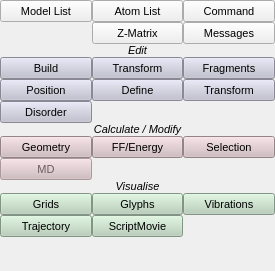
First picture: the form in src/gui/toolbox.ui, repository trisyoungs/aten, before the edit.
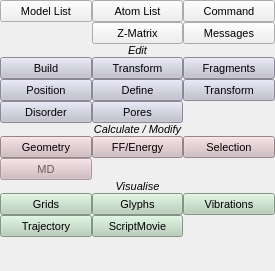
Second picture: the form after the edit. Icons and pictures are not drawn.

Commit message: Manual fully updated to contain capitalised command names, some old commands removed, and some missing commands added. Added Pores tool window (not yet functional).

The edit to the form file:
```diff
--- a/src/gui/toolbox.ui
+++ b/src/gui/toolbox.ui
@@ -6615,6 +6615,402 @@
         </property>
        </widget>
       </item>
+      <item row="7" column="1">
+       <widget class="QToolButton" name="PoresBuilderButton">
+        <property name="sizePolicy">
+         <sizepolicy hsizetype="Expanding" vsizetype="Fixed">
+          <horstretch>0</horstretch>
+          <verstretch>0</verstretch>
+         </sizepolicy>
+        </property>
+        <property name="minimumSize">
+         <size>
+          <width>0</width>
+          <height>22</height>
+         </size>
+        </property>
+        <property name="palette">
+         <palette>
+          <active>
+           <colorrole role="WindowText">
+            <brush brushstyle="SolidPattern">
+             <color alpha="255">
+              <red>0</red>
+              <green>0</green>
+              <blue>0</blue>
+             </color>
+            </brush>
+           </colorrole>
+           <colorrole role="Button">
+            <brush brushstyle="SolidPattern">
+             <color alpha="255">
+              <red>192</red>
+              <green>191</green>
+              <blue>207</blue>
+             </color>
+            </brush>
+           </colorrole>
+           <colorrole role="Light">
+            <brush brushstyle="SolidPattern">
+             <color alpha="255">
+              <red>255</red>
+              <green>255</green>
+              <blue>255</blue>
+             </color>
+            </brush>
+           </colorrole>
+           <colorrole role="Midlight">
+            <brush brushstyle="SolidPattern">
+             <color alpha="255">
+              <red>223</red>
+              <green>223</green>
+              <blue>231</blue>
+             </color>
+            </brush>
+           </colorrole>
+           <colorrole role="Dark">
+            <brush brushstyle="SolidPattern">
+             <color alpha="255">
+              <red>96</red>
+              <green>95</green>
+              <blue>103</blue>
+             </color>
+            </brush>
+           </colorrole>
+           <colorrole role="Mid">
+            <brush brushstyle="SolidPattern">
+             <color alpha="255">
+              <red>128</red>
+              <green>127</green>
+              <blue>138</blue>
+             </color>
+            </brush>
+           </colorrole>
+           <colorrole role="Text">
+            <brush brushstyle="SolidPattern">
+             <color alpha="255">
+              <red>0</red>
+              <green>0</green>
+              <blue>0</blue>
+             </color>
+            </brush>
+           </colorrole>
+           <colorrole role="BrightText">
+            <brush brushstyle="SolidPattern">
+             <color alpha="255">
+              <red>255</red>
+              <green>255</green>
+              <blue>255</blue>
+             </color>
+            </brush>
+           </colorrole>
+           <colorrole role="ButtonText">
+            <brush brushstyle="SolidPattern">
+             <color alpha="255">
+              <red>0</red>
+              <green>0</green>
+              <blue>0</blue>
+             </color>
+            </brush>
+           </colorrole>
+           <colorrole role="Base">
+            <brush brushstyle="SolidPattern">
+             <color alpha="255">
+              <red>255</red>
+              <green>255</green>
+              <blue>255</blue>
+             </color>
+            </brush>
+           </colorrole>
+           <colorrole role="Window">
+            <brush brushstyle="SolidPattern">
+             <color alpha="255">
+              <red>192</red>
+              <green>191</green>
+              <blue>207</blue>
+             </color>
+            </brush>
+           </colorrole>
+           <colorrole role="Shadow">
+            <brush brushstyle="SolidPattern">
+             <color alpha="255">
+              <red>0</red>
+              <green>0</green>
+              <blue>0</blue>
+             </color>
+            </brush>
+           </colorrole>
+           <colorrole role="AlternateBase">
+            <brush brushstyle="SolidPattern">
+             <color alpha="255">
+              <red>223</red>
+              <green>223</green>
+              <blue>231</blue>
+             </color>
+            </brush>
+           </colorrole>
+          </active>
+          <inactive>
+           <colorrole role="WindowText">
+            <brush brushstyle="SolidPattern">
+             <color alpha="255">
+              <red>0</red>
+              <green>0</green>
+              <blue>0</blue>
+             </color>
+            </brush>
+           </colorrole>
+           <colorrole role="Button">
+            <brush brushstyle="SolidPattern">
+             <color alpha="255">
+              <red>192</red>
+              <green>191</green>
+              <blue>207</blue>
+             </color>
+            </brush>
+           </colorrole>
+           <colorrole role="Light">
+            <brush brushstyle="SolidPattern">
+             <color alpha="255">
+              <red>255</red>
+              <green>255</green>
+              <blue>255</blue>
+             </color>
+            </brush>
+           </colorrole>
+           <colorrole role="Midlight">
+            <brush brushstyle="SolidPattern">
+             <color alpha="255">
+              <red>223</red>
+              <green>223</green>
+              <blue>231</blue>
+             </color>
+            </brush>
+           </colorrole>
+           <colorrole role="Dark">
+            <brush brushstyle="SolidPattern">
+             <color alpha="255">
+              <red>96</red>
+              <green>95</green>
+              <blue>103</blue>
+             </color>
+            </brush>
+           </colorrole>
+           <colorrole role="Mid">
+            <brush brushstyle="SolidPattern">
+             <color alpha="255">
+              <red>128</red>
+              <green>127</green>
+              <blue>138</blue>
+             </color>
+            </brush>
+           </colorrole>
+           <colorrole role="Text">
+            <brush brushstyle="SolidPattern">
+             <color alpha="255">
+              <red>0</red>
+              <green>0</green>
+              <blue>0</blue>
+             </color>
+            </brush>
+           </colorrole>
+           <colorrole role="BrightText">
+            <brush brushstyle="SolidPattern">
+             <color alpha="255">
+              <red>255</red>
+              <green>255</green>
+              <blue>255</blue>
+             </color>
+            </brush>
+           </colorrole>
+           <colorrole role="ButtonText">
+            <brush brushstyle="SolidPattern">
+             <color alpha="255">
+              <red>0</red>
+              <green>0</green>
+              <blue>0</blue>
+             </color>
+            </brush>
+           </colorrole>
+           <colorrole role="Base">
+            <brush brushstyle="SolidPattern">
+             <color alpha="255">
+              <red>255</red>
+              <green>255</green>
+              <blue>255</blue>
+             </color>
+            </brush>
+           </colorrole>
+           <colorrole role="Window">
+            <brush brushstyle="SolidPattern">
+             <color alpha="255">
+              <red>192</red>
+              <green>191</green>
+              <blue>207</blue>
+             </color>
+            </brush>
+           </colorrole>
+           <colorrole role="Shadow">
+            <brush brushstyle="SolidPattern">
+             <color alpha="255">
+              <red>0</red>
+              <green>0</green>
+              <blue>0</blue>
+             </color>
+            </brush>
+           </colorrole>
+           <colorrole role="AlternateBase">
+            <brush brushstyle="SolidPattern">
+             <color alpha="255">
+              <red>223</red>
+              <green>223</green>
+              <blue>231</blue>
+             </color>
+            </brush>
+           </colorrole>
+          </inactive>
+          <disabled>
+           <colorrole role="WindowText">
+            <brush brushstyle="SolidPattern">
+             <color alpha="255">
+              <red>96</red>
+              <green>95</green>
+              <blue>103</blue>
+             </color>
+            </brush>
+           </colorrole>
+           <colorrole role="Button">
+            <brush brushstyle="SolidPattern">
+             <color alpha="255">
+              <red>192</red>
+              <green>191</green>
+              <blue>207</blue>
+             </color>
+            </brush>
+           </colorrole>
+           <colorrole role="Light">
+            <brush brushstyle="SolidPattern">
+             <color alpha="255">
+              <red>255</red>
+              <green>255</green>
+              <blue>255</blue>
+             </color>
+            </brush>
+           </colorrole>
+           <colorrole role="Midlight">
+            <brush brushstyle="SolidPattern">
+             <color alpha="255">
+              <red>223</red>
+              <green>223</green>
+              <blue>231</blue>
+             </color>
+            </brush>
+           </colorrole>
+           <colorrole role="Dark">
+            <brush brushstyle="SolidPattern">
+             <color alpha="255">
+              <red>96</red>
+              <green>95</green>
+              <blue>103</blue>
+             </color>
+            </brush>
+           </colorrole>
+           <colorrole role="Mid">
+            <brush brushstyle="SolidPattern">
+             <color alpha="255">
+              <red>128</red>
+              <green>127</green>
+              <blue>138</blue>
+             </color>
+            </brush>
+           </colorrole>
+           <colorrole role="Text">
+            <brush brushstyle="SolidPattern">
+             <color alpha="255">
+              <red>96</red>
+              <green>95</green>
+              <blue>103</blue>
+             </color>
+            </brush>
+           </colorrole>
+           <colorrole role="BrightText">
+            <brush brushstyle="SolidPattern">
+             <color alpha="255">
+              <red>255</red>
+              <green>255</green>
+              <blue>255</blue>
+             </color>
+            </brush>
+           </colorrole>
+           <colorrole role="ButtonText">
+            <brush brushstyle="SolidPattern">
+             <color alpha="255">
+              <red>96</red>
+              <green>95</green>
+              <blue>103</blue>
+             </color>
+            </brush>
+           </colorrole>
+           <colorrole role="Base">
+            <brush brushstyle="SolidPattern">
+             <color alpha="255">
+              <red>192</red>
+              <green>191</green>
+              <blue>207</blue>
+             </color>
+            </brush>
+           </colorrole>
+           <colorrole role="Window">
+            <brush brushstyle="SolidPattern">
+             <color alpha="255">
+              <red>192</red>
+              <green>191</green>
+              <blue>207</blue>
+             </color>
+            </brush>
+           </colorrole>
+           <colorrole role="Shadow">
+            <brush brushstyle="SolidPattern">
+             <color alpha="255">
+              <red>0</red>
+              <green>0</green>
+              <blue>0</blue>
+             </color>
+            </brush>
+           </colorrole>
+           <colorrole role="AlternateBase">
+            <brush brushstyle="SolidPattern">
+             <color alpha="255">
+              <red>192</red>
+              <green>191</green>
+              <blue>207</blue>
+             </color>
+            </brush>
+           </colorrole>
+          </disabled>
+         </palette>
+        </property>
+        <property name="text">
+         <string>Pores</string>
+        </property>
+        <property name="icon">
+         <iconset resource="icons.qrc">
+          <normaloff>:/stackicons/icons/stack_pores.svg</normaloff>:/stackicons/icons/stack_pores.svg</iconset>
+        </property>
+        <property name="iconSize">
+         <size>
+          <width>16</width>
+          <height>16</height>
+         </size>
+        </property>
+        <property name="checkable">
+         <bool>true</bool>
+        </property>
+        <property name="toolButtonStyle">
+         <enum>Qt::ToolButtonTextBesideIcon</enum>
+        </property>
+       </widget>
+      </item>
      </layout>
     </item>
     <item>
```
The commit also changes 16 other files.
